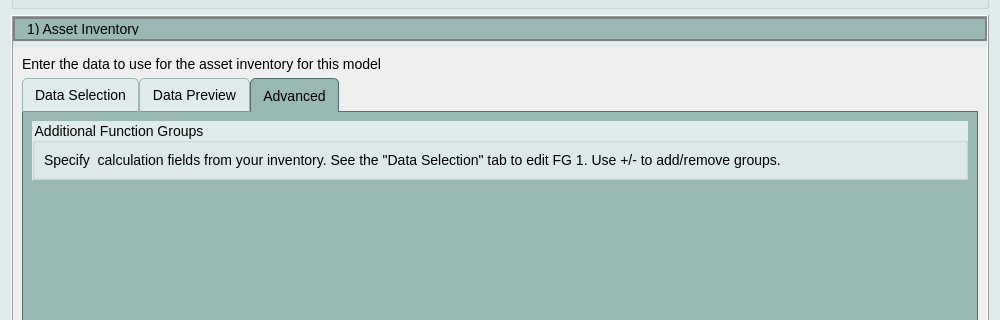
cefect/CanFlood2, file canflood2/canflood2_model_config.ui: the form before one commit; both pictures show x 0 to 1000 and y 160 to 480 of the 1000 by 1000 pixel window.
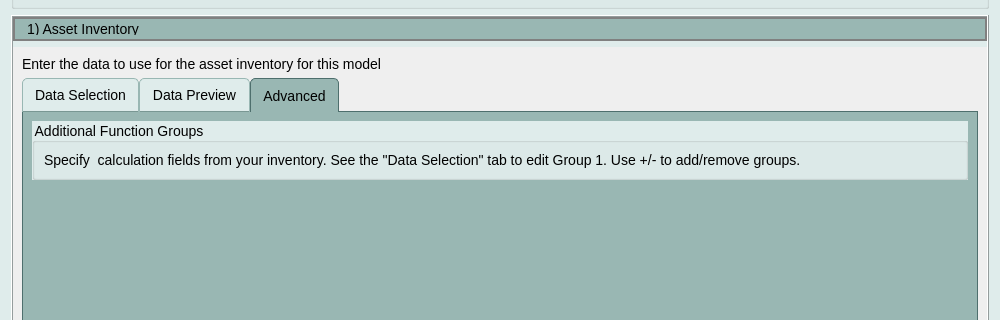
The form after the commit. The open tabs and pages were chosen to show the change. Icons and pictures are not drawn. Custom widgets are drawn as their Qt base class.

Commit message: setup test data

```diff
--- a/canflood2/canflood2_model_config.ui
+++ b/canflood2/canflood2_model_config.ui
@@ -839,7 +839,7 @@
               <item>
                <widget class="QLabel" name="label_12">
                 <property name="text">
-                 <string>Specify  calculation fields from your inventory. See the &quot;Data Selection&quot; tab to edit FG 1. Use +/- to add/remove groups.</string>
+                 <string>Specify  calculation fields from your inventory. See the &quot;Data Selection&quot; tab to edit Group 1. Use +/- to add/remove groups.</string>
                 </property>
                </widget>
               </item>
```
The commit also changes 4 other files.
